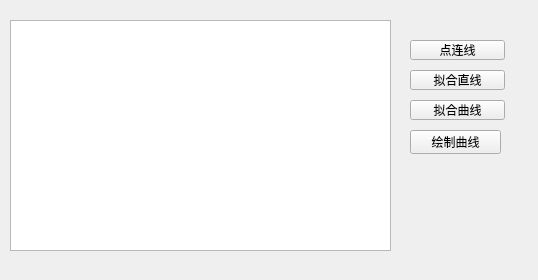
whyafer/PointToLine, file pointtoline.ui: the form before one commit.
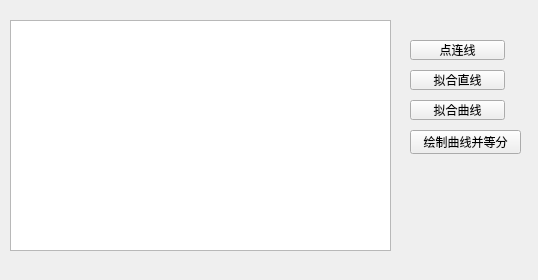
The form after the commit. Custom widgets are drawn as their Qt base class.

Diff of the .ui file:
```diff
--- a/pointtoline.ui
+++ b/pointtoline.ui
@@ -73,12 +73,12 @@
     <rect>
      <x>410</x>
      <y>130</y>
-     <width>91</width>
+     <width>111</width>
      <height>24</height>
     </rect>
    </property>
    <property name="text">
-    <string>绘制曲线</string>
+    <string>绘制曲线并等分</string>
    </property>
   </widget>
  </widget>
```
